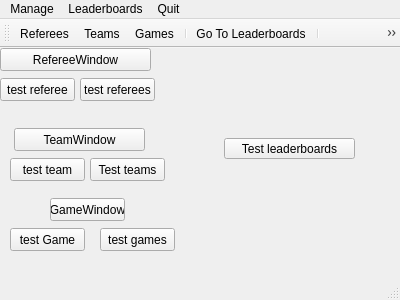
Above: RefereeGameBookDV1553/mainwindow.ui from alexanderbrannlund/ProjektRefereeGameBookQt before the change. Below: the same form after it.
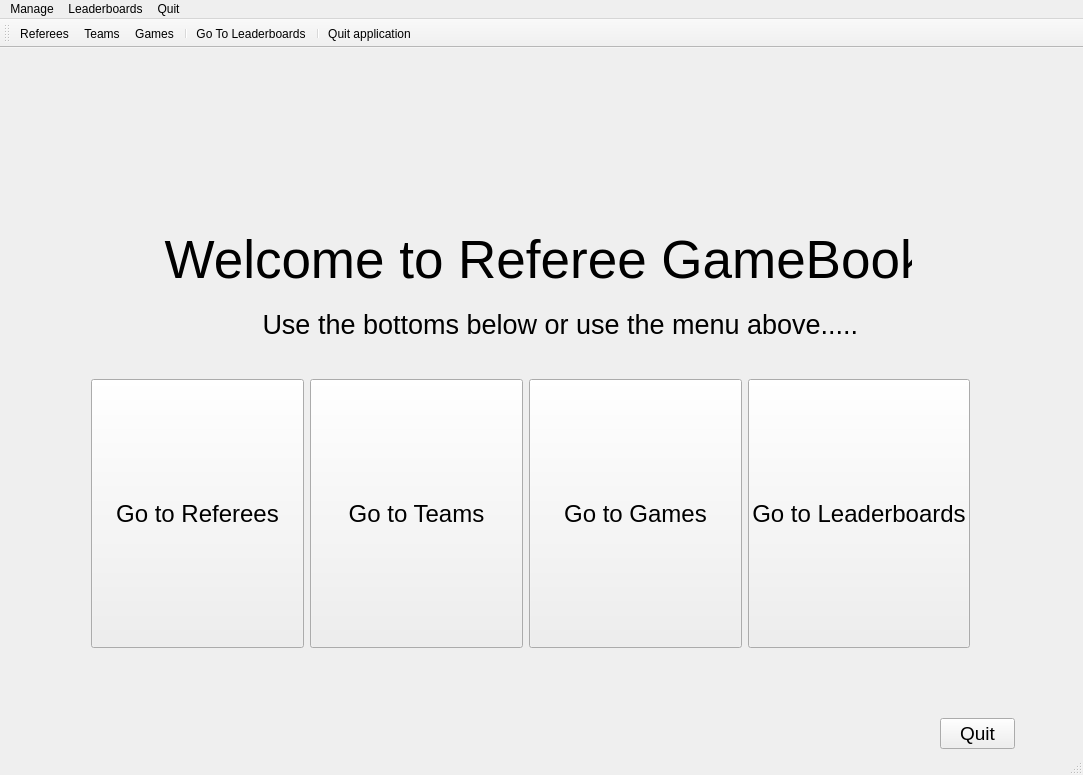
That is the form after the change. Icons and pictures are not drawn.

Patch:
```diff
--- a/RefereeGameBookDV1553/mainwindow.ui
+++ b/RefereeGameBookDV1553/mainwindow.ui
@@ -6,142 +6,200 @@
    <rect>
     <x>0</x>
     <y>0</y>
-    <width>400</width>
-    <height>300</height>
+    <width>1083</width>
+    <height>775</height>
    </rect>
   </property>
+  <property name="sizePolicy">
+   <sizepolicy hsizetype="Fixed" vsizetype="Fixed">
+    <horstretch>0</horstretch>
+    <verstretch>0</verstretch>
+   </sizepolicy>
+  </property>
   <property name="windowTitle">
    <string>MainWindow</string>
   </property>
   <widget class="QWidget" name="centralWidget">
-   <widget class="QPushButton" name="pushButton">
+   <widget class="QLabel" name="label">
     <property name="geometry">
      <rect>
-      <x>0</x>
-      <y>30</y>
-      <width>75</width>
-      <height>23</height>
+      <x>150</x>
+      <y>180</y>
+      <width>762</width>
+      <height>64</height>
      </rect>
     </property>
-    <property name="text">
-     <string>test referee</string>
+    <property name="font">
+     <font>
+      <pointsize>40</pointsize>
+     </font>
     </property>
-   </widget>
-   <widget class="QPushButton" name="pushButton_2">
-    <property name="geometry">
-     <rect>
-      <x>80</x>
-      <y>30</y>
-      <width>75</width>
-      <height>23</height>
-     </rect>
-    </property>
     <property name="text">
-     <string>test referees</string>
+     <string> Welcome to Referee GameBook</string>
     </property>
    </widget>
-   <widget class="QPushButton" name="pushButton_3">
+   <widget class="QLabel" name="label_2">
     <property name="geometry">
      <rect>
-      <x>0</x>
-      <y>0</y>
-      <width>151</width>
-      <height>23</height>
+      <x>180</x>
+      <y>260</y>
+      <width>684</width>
+      <height>33</height>
      </rect>
     </property>
-    <property name="text">
-     <string>RefereeWindow</string>
+    <property name="font">
+     <font>
+      <pointsize>20</pointsize>
+     </font>
     </property>
-   </widget>
-   <widget class="QPushButton" name="pushButton_4">
-    <property name="geometry">
-     <rect>
-      <x>10</x>
-      <y>110</y>
-      <width>75</width>
-      <height>23</height>
-     </rect>
-    </property>
     <property name="text">
-     <string>test team</string>
+     <string>           Use the bottoms below or use the menu above.....</string>
     </property>
    </widget>
    <widget class="QPushButton" name="pushButton_5">
     <property name="geometry">
      <rect>
-      <x>90</x>
-      <y>110</y>
+      <x>940</x>
+      <y>670</y>
       <width>75</width>
-      <height>23</height>
+      <height>31</height>
      </rect>
     </property>
+    <property name="font">
+     <font>
+      <pointsize>14</pointsize>
+     </font>
+    </property>
     <property name="text">
-     <string>Test teams</string>
+     <string>Quit</string>
     </property>
    </widget>
-   <widget class="QPushButton" name="pushButton_6">
+   <widget class="QWidget" name="horizontalLayoutWidget">
     <property name="geometry">
      <rect>
-      <x>14</x>
-      <y>80</y>
-      <width>131</width>
-      <height>23</height>
+      <x>80</x>
+      <y>320</y>
+      <width>901</width>
+      <height>291</height>
      </rect>
     </property>
-    <property name="text">
-     <string>TeamWindow</string>
-    </property>
+    <layout class="QHBoxLayout" name="horizontalLayout">
+     <item>
+      <widget class="QPushButton" name="pushButton_4">
+       <property name="sizePolicy">
+        <sizepolicy hsizetype="Expanding" vsizetype="Expanding">
+         <horstretch>0</horstretch>
+         <verstretch>0</verstretch>
+        </sizepolicy>
+       </property>
+       <property name="font">
+        <font>
+         <pointsize>18</pointsize>
+        </font>
+       </property>
+       <property name="text">
+        <string>Go to Referees</string>
+       </property>
+      </widget>
+     </item>
+     <item>
+      <widget class="QPushButton" name="pushButton_3">
+       <property name="sizePolicy">
+        <sizepolicy hsizetype="Expanding" vsizetype="Expanding">
+         <horstretch>0</horstretch>
+         <verstretch>0</verstretch>
+        </sizepolicy>
+       </property>
+       <property name="font">
+        <font>
+         <pointsize>18</pointsize>
+        </font>
+       </property>
+       <property name="text">
+        <string>Go to Teams</string>
+       </property>
+      </widget>
+     </item>
+     <item>
+      <widget class="QPushButton" name="pushButton_2">
+       <property name="sizePolicy">
+        <sizepolicy hsizetype="Expanding" vsizetype="Expanding">
+         <horstretch>0</horstretch>
+         <verstretch>0</verstretch>
+        </sizepolicy>
+       </property>
+       <property name="font">
+        <font>
+         <pointsize>18</pointsize>
+        </font>
+       </property>
+       <property name="text">
+        <string>Go to Games</string>
+       </property>
+      </widget>
+     </item>
+     <item>
+      <widget class="QPushButton" name="pushButton">
+       <property name="sizePolicy">
+        <sizepolicy hsizetype="Expanding" vsizetype="Expanding">
+         <horstretch>0</horstretch>
+         <verstretch>0</verstretch>
+        </sizepolicy>
+       </property>
+       <property name="font">
+        <font>
+         <pointsize>18</pointsize>
+        </font>
+       </property>
+       <property name="text">
+        <string>Go to Leaderboards</string>
+       </property>
+      </widget>
+     </item>
+    </layout>
    </widget>
-   <widget class="QPushButton" name="pushButton_7">
+   <widget class="QLabel" name="label_3">
     <property name="geometry">
      <rect>
-      <x>10</x>
-      <y>180</y>
-      <width>75</width>
-      <height>23</height>
+      <x>840</x>
+      <y>20</y>
+      <width>211</width>
+      <height>161</height>
      </rect>
     </property>
+    <property name="sizePolicy">
+     <sizepolicy hsizetype="Expanding" vsizetype="Preferred">
+      <horstretch>0</horstretch>
+      <verstretch>0</verstretch>
+     </sizepolicy>
+    </property>
     <property name="text">
-     <string>test Game</string>
+     <string/>
     </property>
-   </widget>
-   <widget class="QPushButton" name="pushButton_8">
-    <property name="geometry">
-     <rect>
-      <x>100</x>
-      <y>180</y>
-      <width>75</width>
-      <height>23</height>
-     </rect>
+    <property name="pixmap">
+     <pixmap resource="resources.qrc">:/recources/Bilder till projekt/5511133955_de627d006a_z.jpg</pixmap>
     </property>
-    <property name="text">
-     <string>test games</string>
+    <property name="scaledContents">
+     <bool>true</bool>
     </property>
    </widget>
-   <widget class="QPushButton" name="pushButton_9">
+   <widget class="QLabel" name="label_4">
     <property name="geometry">
      <rect>
-      <x>50</x>
-      <y>150</y>
-      <width>75</width>
-      <height>23</height>
+      <x>30</x>
+      <y>20</y>
+      <width>211</width>
+      <height>151</height>
      </rect>
     </property>
     <property name="text">
-     <string>GameWindow</string>
+     <string/>
     </property>
-   </widget>
-   <widget class="QPushButton" name="pushButton_10">
-    <property name="geometry">
-     <rect>
-      <x>224</x>
-      <y>90</y>
-      <width>131</width>
-      <height>21</height>
-     </rect>
+    <property name="pixmap">
+     <pixmap resource="resources.qrc">:/recources/Bilder till projekt/thJ20O2MMZ.jpg</pixmap>
     </property>
-    <property name="text">
-     <string>Test leaderboards</string>
+    <property name="scaledContents">
+     <bool>true</bool>
     </property>
    </widget>
   </widget>
@@ -150,7 +208,7 @@
     <rect>
      <x>0</x>
      <y>0</y>
-     <width>400</width>
+     <width>1083</width>
      <height>21</height>
     </rect>
    </property>
```
